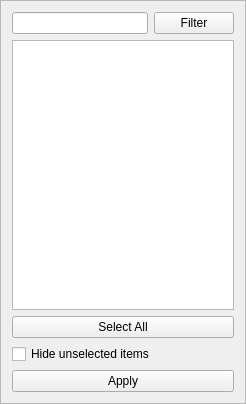
This is src/gdxviewer/columnfilterframe.ui in GAMS-dev/studio as Qt 5 draws it before an edit. The edited form follows.
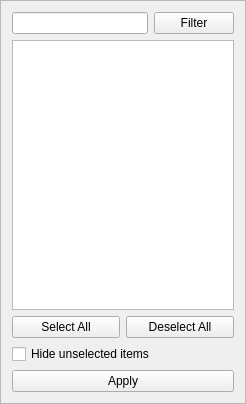
This is the edited form.

Commit message: add button select deselecting all labels

Patch:
```diff
--- a/src/gdxviewer/columnfilterframe.ui
+++ b/src/gdxviewer/columnfilterframe.ui
@@ -48,11 +48,22 @@
     </widget>
    </item>
    <item>
+    <layout class="QHBoxLayout" name="horizontalLayout_2">
+     <item>
     <widget class="QPushButton" name="pbSelectAll">
      <property name="text">
       <string>Select All</string>
      </property>
     </widget>
+     </item>
+     <item>
+      <widget class="QPushButton" name="pbDeselectAll">
+       <property name="text">
+        <string>Deselect All</string>
+       </property>
+      </widget>
+     </item>
+    </layout>
    </item>
    <item>
     <widget class="QCheckBox" name="cbToggleHideUnselected">
```
Lines whose indentation alone changed are shown as unchanged. The commit also changes 2 other files.
